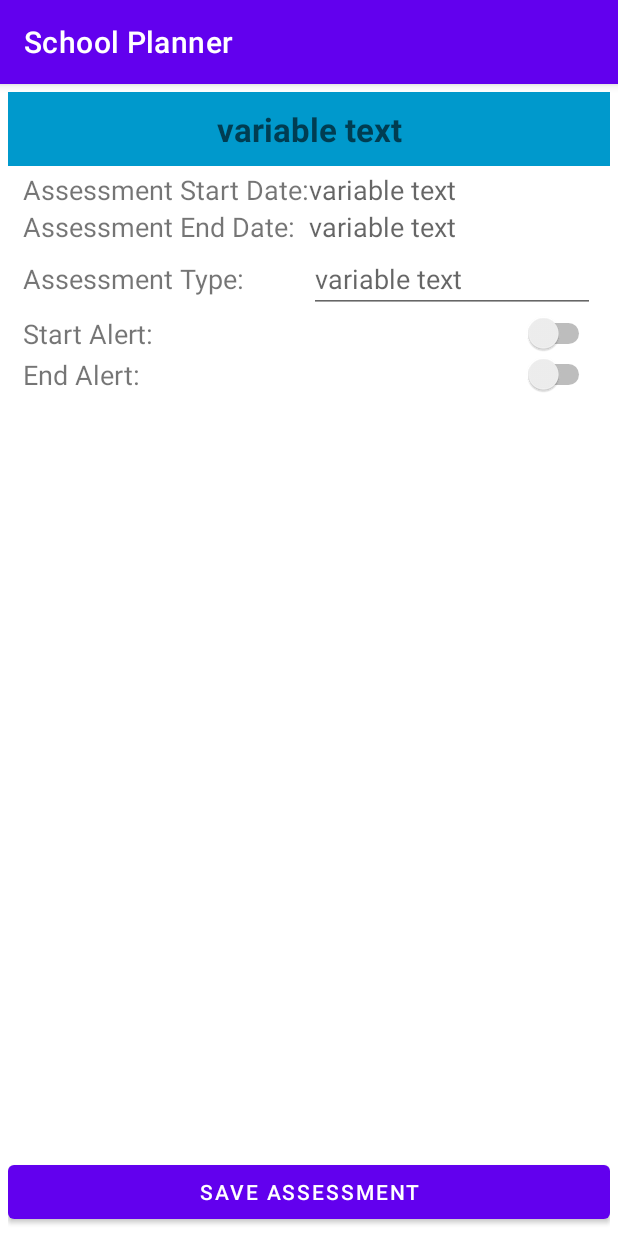
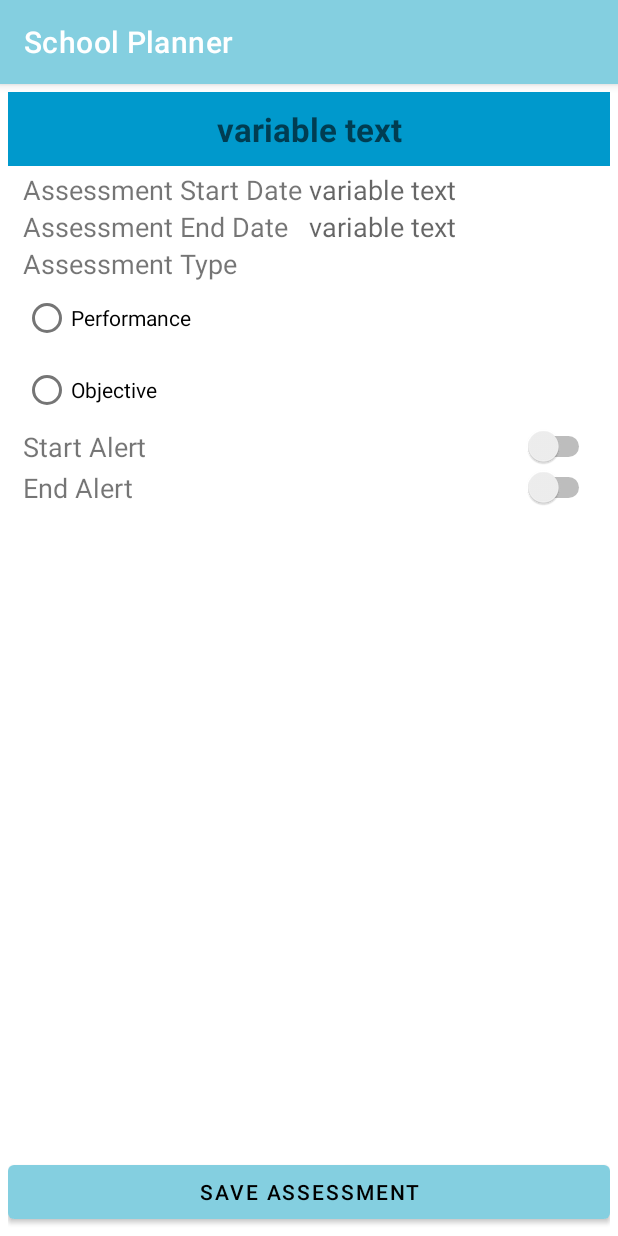
Before and after one commit to leebliss/schoolPlannerMobileApp, an Android app: the AssessmentDetail screen opened directly, with no data from a screen before it, on a phone screen of 412 x 824 dp. Run offline under Robolectric (Android 15) with nearby library versions, the phone set to English and light mode, and no system bars; 4 statements that could not run were skipped.

Commit message:
School Planner Mobile App Final project for WGU course C196

```diff
--- a/app/src/main/java/com/example/schoolplanner/AssessmentDetail.java
+++ b/app/src/main/java/com/example/schoolplanner/AssessmentDetail.java
@@ -6,6 +6,7 @@ import android.database.Cursor;
 import android.graphics.Color;
 import android.os.Bundle;
 import android.view.View;
+import android.view.WindowManager;
 import android.widget.Adapter;
 import android.widget.AdapterView;
 import android.widget.ArrayAdapter;
@@ -13,6 +14,7 @@ import android.widget.Button;
 import android.widget.DatePicker;
 import android.widget.EditText;
 import android.widget.ListView;
+import android.widget.RadioButton;
 import android.widget.Switch;
 import android.widget.TextView;
 import android.widget.Toast;
@@ -28,7 +30,8 @@ import java.util.Calendar;
 
 public class AssessmentDetail extends AppCompatActivity {
 
-    EditText titleText, type;
+    EditText titleText;
+    private RadioButton performanceAssessmentRadio, objectiveAssessmentRadio;
     private Switch sAlert, eAlert;
     private TextView textViewStartDate, textViewEndDate;
     //for date picker
@@ -54,22 +57,15 @@ public class AssessmentDetail extends AppCompatActivity {
     String startAlert;
     String endAlert;
 
-    //String courseProfessorPhone;
-    //String courseProfessorEmail;
-
     @Override
     protected void onCreate(Bundle savedInstanceState) {
         super.onCreate(savedInstanceState);
         setContentView(R.layout.activity_assessment_detail);
 
+        //so editText layout elements do not trigger input keyboard on loading page
+        this.getWindow().setSoftInputMode(WindowManager.LayoutParams.SOFT_INPUT_STATE_ALWAYS_HIDDEN);
         //database connection
         dbHelper = new DBHelper(this);
-        //for displaying data in a list
-        //listItem = new ArrayList<>();
-        //userList = findViewById(R.id.displayAssessmentNames);
-        //variables for holding index and name of selected items
-        //currentlySelectedItem = -1;
-        //nameOfSelectedItem = "";
         assessmentNameOnly = "";
 
         //get course ID from the intent passed over from previous activity
@@ -108,10 +104,13 @@ public class AssessmentDetail extends AppCompatActivity {
         textViewEndDate = findViewById(R.id.assessmentEndDate);
         //String endHolder = "End Date: "+courseEndDate;
         textViewEndDate.setText(assessmentEndDate);
-
-        type = findViewById(R.id.assessmentType);
-        //String statusHolder = "Status: "+courseStatus;
-        type.setText(assessmentType);
+        //set radio buttons based on assessment type value from DB
+        performanceAssessmentRadio = (RadioButton) findViewById(R.id.assessmentPerformanceRadioButton);
+        if(assessmentType.equals("performance")){performanceAssessmentRadio.setChecked(true);}
+        else{performanceAssessmentRadio.setChecked(false);}
+        objectiveAssessmentRadio = (RadioButton) findViewById(R.id.assessmentObjectiveRadioButton);
+        if(assessmentType.equals("objective")){objectiveAssessmentRadio.setChecked(true);}
+        else{objectiveAssessmentRadio.setChecked(false);}
         //set value of start alert switch
         sAlert = (Switch) findViewById(R.id.setStartAlert);
         if(startAlert.equals("true")){sAlert.setChecked(true);}
@@ -235,8 +234,14 @@ public class AssessmentDetail extends AppCompatActivity {
                 String assessmentName = titleText.getText().toString();
                 String assessmentStart = textViewStartDate.getText().toString();
                 String assessmentEnd = textViewEndDate.getText().toString();
-                String assessmentType = type.getText().toString();
-                //change boolean switch values to strings for storage
+                //change boolean radiobutton values to strings for storage
+                //for the performance assessment radio
+                Boolean performanceRadioState = performanceAssessmentRadio.isChecked();
+                String assessmentType = ""; //default
+                if(performanceRadioState) {assessmentType = "performance";}
+                //for the objective assessment radio
+                Boolean objectiveRadioState = objectiveAssessmentRadio.isChecked();
+                if(objectiveRadioState) {assessmentType = "objective";}                //change boolean switch values to strings for storage
                 //for a start alert
                 Boolean switchState = sAlert.isChecked();
                 String startAlert = "false"; //default
--- a/app/src/main/java/com/example/schoolplanner/CourseDetail.java
+++ b/app/src/main/java/com/example/schoolplanner/CourseDetail.java
@@ -6,6 +6,7 @@ import android.database.Cursor;
 import android.graphics.Color;
 import android.os.Bundle;
 import android.view.View;
+import android.view.WindowManager;
 import android.widget.Adapter;
 import android.widget.AdapterView;
 import android.widget.ArrayAdapter;
@@ -65,6 +66,8 @@ public class CourseDetail extends AppCompatActivity implements AddAssessmentDial
         super.onCreate(savedInstanceState);
         setContentView(R.layout.activity_course_detail);
 
+        //so editText layout elements do not trigger input keyboard on loading page
+        this.getWindow().setSoftInputMode(WindowManager.LayoutParams.SOFT_INPUT_STATE_ALWAYS_HIDDEN);
         //database connection
         dbHelper = new DBHelper(this);
         //for displaying data in a list
--- a/app/src/main/java/com/example/schoolplanner/MainActivity.java
+++ b/app/src/main/java/com/example/schoolplanner/MainActivity.java
@@ -11,6 +11,8 @@ import android.widget.Button;
 import android.widget.ListView;
 import android.widget.TextView;
 import android.widget.Toast;
+
+import androidx.annotation.ColorInt;
 import androidx.appcompat.app.AppCompatActivity;
 import java.util.ArrayList;
 
--- a/app/src/main/java/com/example/schoolplanner/TermDetail.java
+++ b/app/src/main/java/com/example/schoolplanner/TermDetail.java
@@ -6,6 +6,7 @@ import android.database.Cursor;
 import android.graphics.Color;
 import android.os.Bundle;
 import android.view.View;
+import android.view.WindowManager;
 import android.widget.Adapter;
 import android.widget.AdapterView;
 import android.widget.ArrayAdapter;
@@ -60,6 +61,8 @@ public class TermDetail extends AppCompatActivity implements AddCourseDialog.Add
         super.onCreate(savedInstanceState);
         setContentView(R.layout.activity_term_detail);
 
+        //so editText layout elements do not trigger input keyboard on loading page
+        this.getWindow().setSoftInputMode(WindowManager.LayoutParams.SOFT_INPUT_STATE_ALWAYS_HIDDEN);
         //database connection
         dbHelper = new DBHelper(this);
         //for displaying data in a list
--- a/app/src/main/res/layout/activity_assessment_detail.xml
+++ b/app/src/main/res/layout/activity_assessment_detail.xml
@@ -5,6 +5,7 @@
     android:orientation="vertical"
     android:layout_width="match_parent"
     android:layout_height="match_parent"
+    android:background="@color/white"
     android:padding="5dp"
     tools:context=".AssessmentDetail">
 
@@ -34,7 +35,7 @@
             android:layout_width= "0dp"
             android:layout_height="wrap_content"
             android:layout_weight="1"
-            android:text ="Assessment Start Date: "
+            android:text ="Assessment Start Date"
             android:textSize="18dp" />
         <TextView
             android:id="@+id/assessmentStartDate"
@@ -57,7 +58,7 @@
             android:layout_width="0dp"
             android:layout_height="wrap_content"
             android:layout_weight="1"
-            android:text="Assessment End Date: "
+            android:text="Assessment End Date"
             android:textSize="18dp" />
         <TextView
             android:id="@+id/assessmentEndDate"
@@ -67,43 +68,50 @@
             android:hint="variable text"
             android:textSize="18dp" />
     </LinearLayout>
-    <LinearLayout
-        android:id="@+id/assessmentTypeLayout"
+    <TextView
+        android:textSize="18dp"
+        android:text ="Assessment Type"
+        android:id="@+id/assessmentTypeTitle"
         android:layout_width="match_parent"
         android:layout_height="wrap_content"
+        android:layout_below="@id/assessmentEndLayout"
         android:layout_marginLeft="10dp"
-        android:layout_marginRight="10dp"
-        android:layout_below="@id/assessmentEndLayout"
+        />
+    <RadioGroup
+        android:layout_width="wrap_content"
+        android:layout_height="wrap_content"
+        android:text ="End Date"
+        android:id="@+id/assessmentTypeRadioGroup"
+        android:layout_below="@+id/assessmentTypeTitle"
+        android:layout_marginLeft="10dp"
         >
-        <TextView
-            android:id="@+id/assessmentTypeTitle"
-            android:layout_width="0dp"
+        <RadioButton
+            android:id="@+id/assessmentPerformanceRadioButton"
+            android:layout_width="wrap_content"
             android:layout_height="wrap_content"
-            android:layout_weight="1"
-            android:text="Assessment Type: "
-            android:textSize="18dp" />
-        <EditText
-            android:id="@+id/assessmentType"
-            android:layout_width="0dp"
+            android:text ="Performance"
+            />
+        <RadioButton
+            android:id="@+id/assessmentObjectiveRadioButton"
+            android:layout_width="wrap_content"
             android:layout_height="wrap_content"
-            android:layout_weight="1"
-            android:hint="variable text"
-            android:textSize="18dp" />
-    </LinearLayout>
+            android:text ="Objective"
+            />
+    </RadioGroup>
     <LinearLayout
         android:id="@+id/setStartAlertLayout"
         android:layout_width="match_parent"
         android:layout_height="wrap_content"
         android:layout_marginLeft="10dp"
         android:layout_marginRight="10dp"
-        android:layout_below="@id/assessmentTypeLayout"
+        android:layout_below="@id/assessmentTypeRadioGroup"
         >
         <TextView
             android:id="@+id/setStartAlertTitle"
             android:layout_width="0dp"
             android:layout_height="wrap_content"
             android:layout_weight="1"
-            android:text="Start Alert: "
+            android:text="Start Alert"
             android:textSize="18dp" />
         <Switch
             android:id="@+id/setStartAlert"
@@ -125,7 +133,7 @@
             android:layout_width="0dp"
             android:layout_height="wrap_content"
             android:layout_weight="1"
-            android:text="End Alert: "
+            android:text="End Alert"
             android:textSize="18dp" />
         <Switch
             android:id="@+id/setEndAlert"
--- a/app/src/main/res/layout/activity_term_detail.xml
+++ b/app/src/main/res/layout/activity_term_detail.xml
@@ -4,6 +4,7 @@
     xmlns:tools="http://schemas.android.com/tools"
     android:layout_width="match_parent"
     android:layout_height="match_parent"
+    android:background="@color/white"
     android:padding="5dp"
     tools:context=".TermDetail">
 
@@ -90,7 +91,7 @@
         <ListView
             android:id="@+id/displayCourseNames"
             android:layout_width="match_parent"
-            android:layout_height="wrap_content"
+            android:layout_height="match_parent"
             android:textSize="16dp"
             />
     </LinearLayout>
--- a/app/src/main/res/values/colors.xml
+++ b/app/src/main/res/values/colors.xml
@@ -7,5 +7,9 @@
     <color name="teal_700">#FF018786</color>
     <color name="black">#FF000000</color>
     <color name="white">#FFFFFFFF</color>
+    <color name = "lakeSunrise">#84cfe0</color>
+    <color name = "lavender">#e084cf</color>
+    <color name = "lemonClay">#cfe084</color>
+    <color name = "vibrantMoss">#75cc72</color>
 
 </resources>
--- a/app/src/main/res/values/themes.xml
+++ b/app/src/main/res/values/themes.xml
@@ -2,9 +2,9 @@
     <!-- Base application theme. -->
     <style name="Theme.SchoolPlanner" parent="Theme.MaterialComponents.DayNight.DarkActionBar">
         <!-- Primary brand color. -->
-        <item name="colorPrimary">@color/purple_500</item>
-        <item name="colorPrimaryVariant">@color/purple_700</item>
-        <item name="colorOnPrimary">@color/white</item>
+        <item name="colorPrimary">@color/lakeSunrise</item>
+        <item name="colorPrimaryVariant">@color/black</item>
+        <item name="colorOnPrimary">@color/black</item>
         <!-- Secondary brand color. -->
         <item name="colorSecondary">@color/teal_200</item>
         <item name="colorSecondaryVariant">@color/teal_700</item>
@@ -13,4 +13,5 @@
         <item name="android:statusBarColor" tools:targetApi="l">?attr/colorPrimaryVariant</item>
         <!-- Customize your theme here. -->
     </style>
+
 </resources>
```
Also changed, not shown: app/src/main/java/com/example/schoolplanner/AddAssessmentDialog.java (+14 -4 lines), app/src/main/res/layout/activity_course_detail.xml (+3 -5 lines), app/src/main/res/layout/activity_main.xml (+15 -9 lines), app/src/main/res/layout/layout_add_assessment_dialog.xml (+28 -8 lines).
